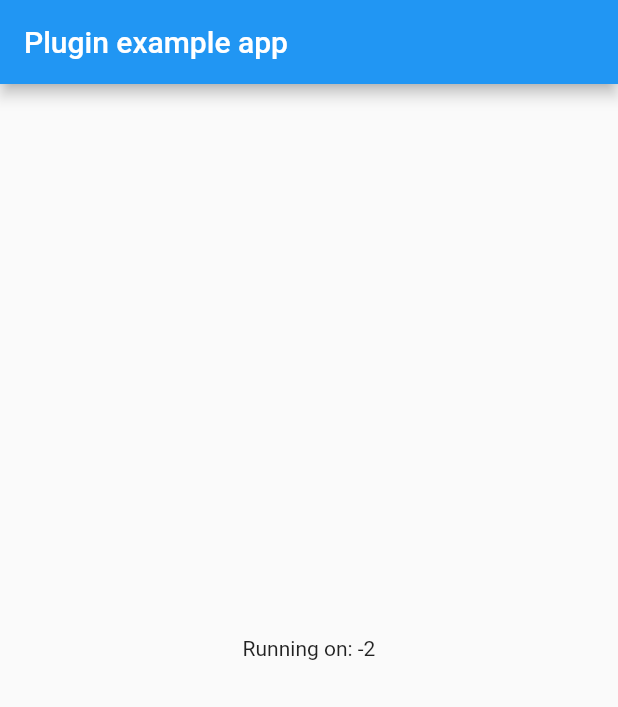
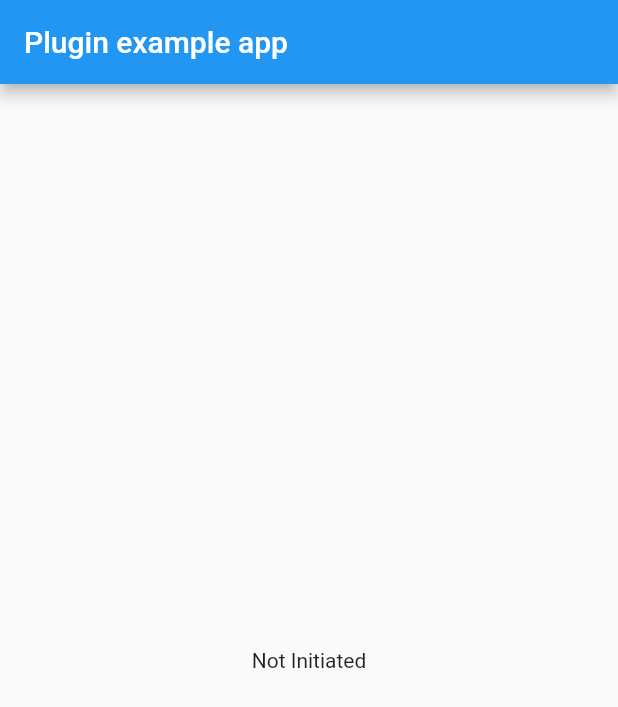
Before and after one commit to kuanfajardo/spotify_flutter, a Flutter app: the screen it shows after launch, on a phone screen of 412 x 824 dp. Shown: the top 707 px of the screen. Run offline on Flutter 3.47's test engine with Material 2 defaults, Android fonts, the phone set to English and light mode, and no system bars; our stand-ins replace bloc, flutter_bloc; missing offline and left inert: tabbed_scaffold.

Commit message:
Implement Spotify delegates Dart-side using Blocs (AppRemote, SessionManager delegates) and Streams (PlayerState, UserCapabilities).

```diff
--- a/example/lib/main.dart
+++ b/example/lib/main.dart
@@ -6,6 +6,8 @@ import 'package:flutter/services.dart';
 import 'package:spotify/spotify.dart';
 
 import 'package:tabbed_scaffold/tabbed_scaffold.dart';
+
+import 'package:flutter_bloc/flutter_bloc.dart';
 
 void main() => runApp(MyApp());
 
@@ -21,6 +23,8 @@ class _MyAppState extends State<MyApp> {
   int _spotifyVersion = -2;
   SpotifyAppRemote _appRemote;
   SpotifySessionManager _sessionManager;
+  SessionManagerBloc _sessionManagerDelegateBloc = SessionManagerBloc();
+  AppRemoteBloc _appRemoteBloc = AppRemoteBloc();
 
   @override
   void initState() {
@@ -32,6 +36,7 @@ class _MyAppState extends State<MyApp> {
   Future<void> initSpotify() async {
     setup();
 
+    // Setup Configuration
     final String clientId = "a099d4e024644ce8898e125862644b93";
     final String redirectUriString = "flutter-spotify-example://spotify-login"
         "-callback";
@@ -45,36 +50,34 @@ class _MyAppState extends State<MyApp> {
     configuration.tokenSwapUrl = Uri.dataFromString(tokenSwapUrlString);
     configuration.tokenRefreshUrl = Uri.dataFromString(tokenRefreshUrlString);
 
+    // Setup Session Manager
     SpotifySessionManager sessionManager = await SpotifySessionManager
         .initialize(configuration);
 
+    _sessionManagerDelegateBloc.onInit(sessionManager);
+
+    // Setup App Remote
     SpotifyAppRemote appRemote = await SpotifyAppRemote.initialize(
         configuration: configuration,
         logLevel: SpotifyAppRemoteLogLevel.debug
     );
 
-    SpotifyScope scope = SpotifyScope.appRemoteControl;
-    sessionManager.initiateSessionWithScope(scope);
+    _appRemoteBloc.onInit(appRemote);
 
-    int spotifyVersion;
-
-    // Platform messages may fail, so we use a try/catch PlatformException.
-    try {
-      spotifyVersion = await SpotifyAppRemote.version();
-    } on PlatformException {
-      spotifyVersion = -1;
-    }
-
+    // Set State
     // If the widget was removed from the tree while the asynchronous platform
     // message was in flight, we want to discard the reply rather than calling
     // setState to update our non-existent appearance.
     if (!mounted) return;
 
     setState(() {
-      _spotifyVersion = spotifyVersion;
       _appRemote = appRemote;
       _sessionManager = sessionManager;
     });
+
+    // Initiate Session
+    SpotifyScope scope = SpotifyScope.appRemoteControl;
+    sessionManager.initiateSessionWithScope(scope);
   }
 
   @override
@@ -84,9 +87,17 @@ class _MyAppState extends State<MyApp> {
         appBar: AppBar(
           title: const Text('Plugin example app'),
         ),
-        body: Center(
-          child: Text('Running on: $_spotifyVersion\n'),
-        ),
+        body: BlocBuilder(
+          bloc: _sessionManagerDelegateBloc,
+          builder: (context, SessionManagerState state) {
+            return Center(
+              child: Text(state.session != null
+                  ? 'Running on: $_spotifyVersion\n'
+                  : 'Not Initiated'
+              ),
+            );
+          }
+        )
       ),
     );
   }
--- a/example/pubspec.yaml
+++ b/example/pubspec.yaml
@@ -13,6 +13,7 @@ dependencies:
   # Use with the CupertinoIcons class for iOS style icons.
   cupertino_icons: ^0.1.2
   tabbed_scaffold: ^0.0.2+2
+  flutter_bloc: ^0.19.1
 
 dev_dependencies:
   flutter_test:
```
Also changed, not shown: example/test_driver/spotify_plugin.dart (+0 -26 lines), example/pubspec.lock.
